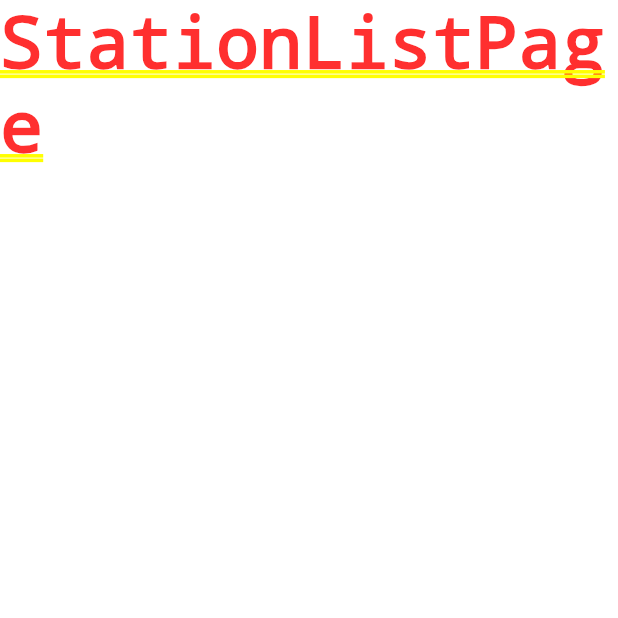
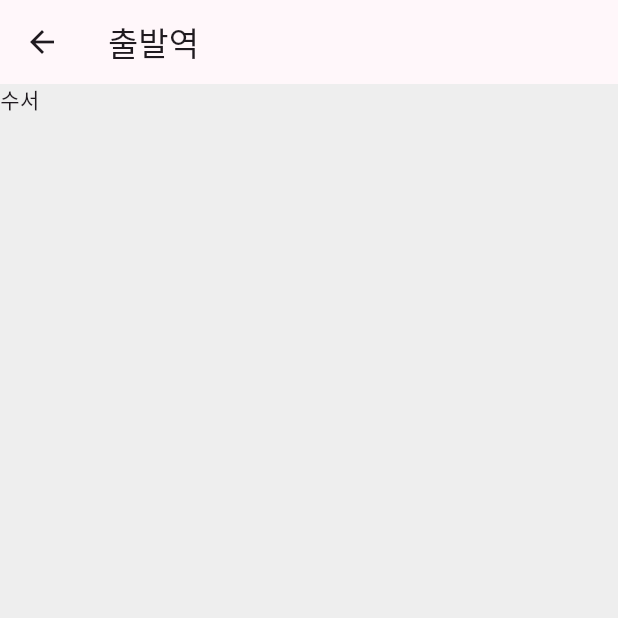
Before and after one commit to ds-k/flutter_train_app, a Flutter app: the screen it shows after launch, after a tap on "출발역", on a phone screen of 412 x 824 dp, the top half of it. Run offline on Flutter 3.47's test engine with Material 3 defaults, Android fonts, the phone set to English and light mode, and no system bars.

Commit message:
feat: stationListPage 더미 페이지 그리기

```diff
--- a/lib/main.dart
+++ b/lib/main.dart
@@ -13,9 +13,22 @@ class MyApp extends StatelessWidget {
   Widget build(BuildContext context) {
     return MaterialApp(
       title: 'Flutter Demo',
+      themeMode: ThemeMode.light,
       theme: ThemeData(
-        colorScheme: ColorScheme.fromSeed(seedColor: Colors.deepPurple),
         useMaterial3: true,
+        colorScheme: ColorScheme.fromSeed(
+          seedColor: Colors.purple,
+          brightness: Brightness.light,
+        ),
+        scaffoldBackgroundColor: Colors.grey[200],
+      ),
+      darkTheme: ThemeData(
+        useMaterial3: true,
+        colorScheme: ColorScheme.fromSeed(
+          seedColor: Colors.purple,
+          brightness: Brightness.dark,
+        ),
+        scaffoldBackgroundColor: Colors.black,
       ),
       home: HomePage(),
     );
--- a/lib/station_list_page.dart
+++ b/lib/station_list_page.dart
@@ -5,6 +5,17 @@ class StationListPage extends StatelessWidget {
 
   @override
   Widget build(BuildContext context) {
-    return Text("StationListPage");
+    return Scaffold(
+      appBar: AppBar(
+        title: Text("출발역"), // 변경 필요
+      ),
+      body: Column(
+        children: [
+          Container(
+            child: Text("수서"),
+          ),
+        ],
+      ),
+    );
   }
 }
```
